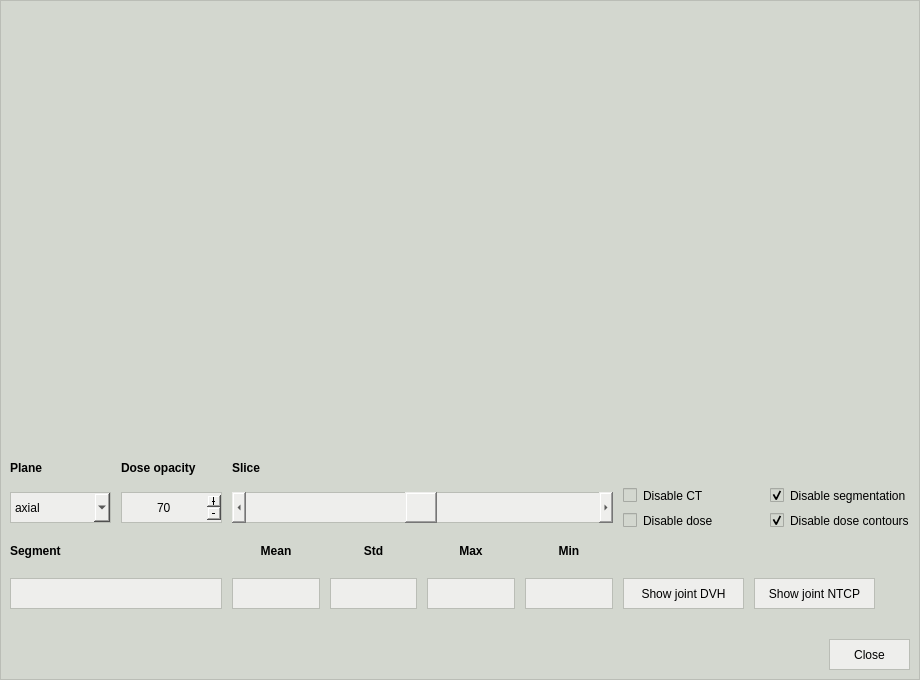
Above: pyanno4rt/gui/designs/compare_window.ui from pyanno4rt/pyanno4rt before the change. Below: the same form after it.
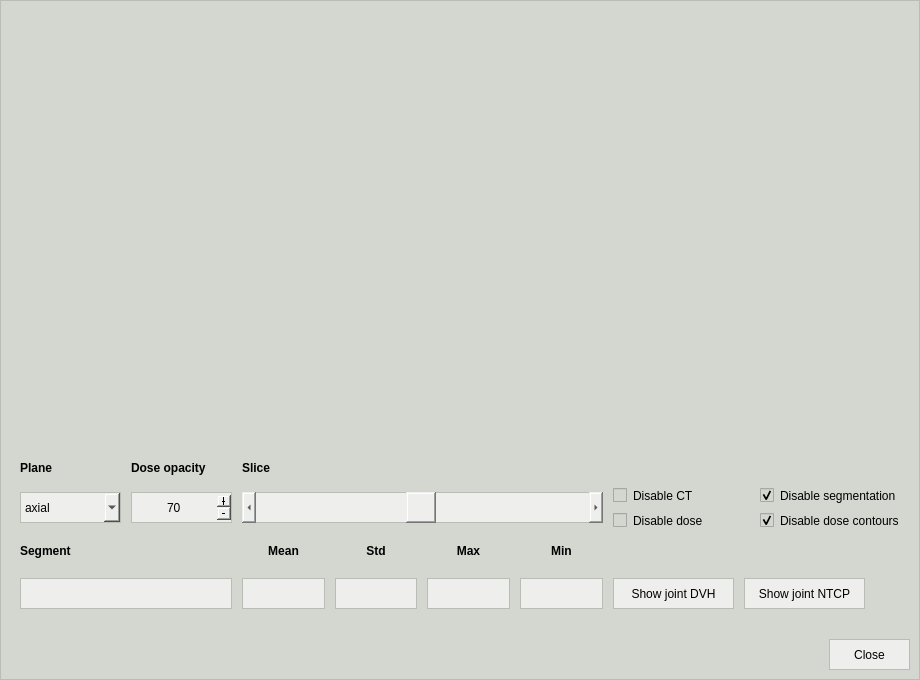
That is the form after the change.

The edit to the form file:
```diff
--- a/pyanno4rt/gui/designs/compare_window.ui
+++ b/pyanno4rt/gui/designs/compare_window.ui
@@ -376,6 +376,12 @@
     </item>
     <item>
      <layout class="QGridLayout" name="fields_layout">
+      <property name="leftMargin">
+       <number>10</number>
+      </property>
+      <property name="rightMargin">
+       <number>10</number>
+      </property>
       <item row="0" column="1">
        <layout class="QGridLayout" name="display_options_layout">
         <property name="bottomMargin">
```
